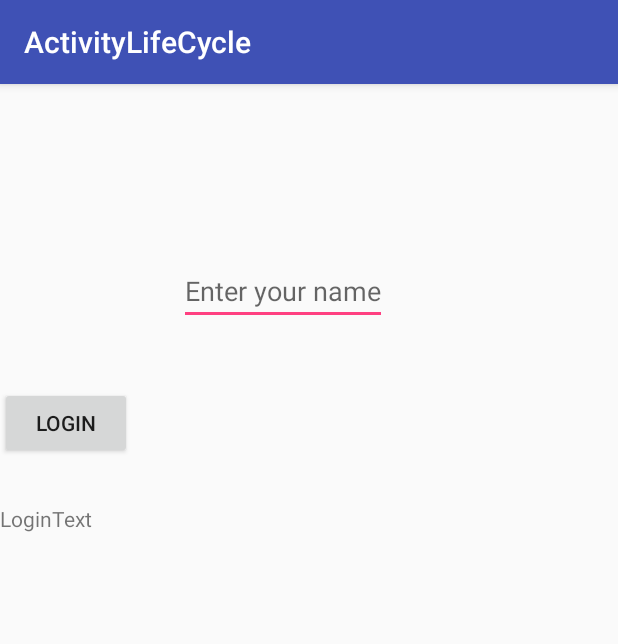
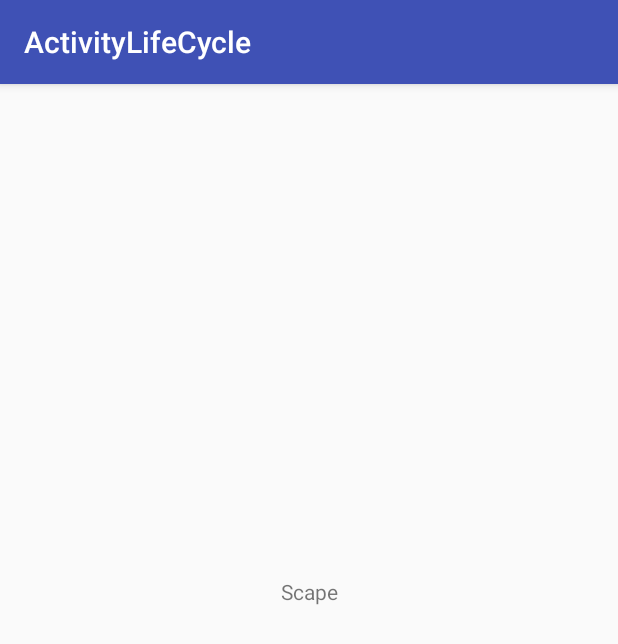
Before and after one commit to sohamnavadiya/androidlifecycle, an Android app: the screen it shows after launch (MainActivity), on a phone screen of 412 x 824 dp. Shown: the top 644 px of the screen. Run offline under Robolectric (Android 15) with nearby library versions, the phone set to English and light mode, and no system bars.

Commit message:
Solution-2 Completed

```diff
--- a/app/src/main/AndroidManifest.xml
+++ b/app/src/main/AndroidManifest.xml
@@ -9,7 +9,8 @@
         android:roundIcon="@mipmap/ic_launcher_round"
         android:supportsRtl="true"
         android:theme="@style/AppTheme">
-        <activity android:name=".MainActivity">
+        <activity android:name=".MainActivity"
+            android:configChanges="orientation|screenSize">
             <intent-filter>
                 <action android:name="android.intent.action.MAIN" />
 
--- a/app/src/main/res/layout/activity_main.xml
+++ b/app/src/main/res/layout/activity_main.xml
@@ -6,42 +6,19 @@
     android:layout_height="match_parent"
     tools:context=".MainActivity">
 
-    <EditText
-        android:id="@+id/txt_str"
-        android:layout_width="wrap_content"
-        android:layout_height="wrap_content"
-        android:layout_marginTop="8dp"
-        android:hint="Enter your name"
-        app:layout_constraintBottom_toBottomOf="parent"
-        app:layout_constraintHorizontal_bias="0.436"
-        app:layout_constraintLeft_toLeftOf="parent"
-        app:layout_constraintRight_toRightOf="parent"
-        app:layout_constraintTop_toTopOf="parent"
-        app:layout_constraintVertical_bias="0.15" />
-
-    <Button
-        android:id="@+id/button"
-        android:layout_width="wrap_content"
-        android:layout_height="wrap_content"
-        android:layout_marginBottom="8dp"
-        android:layout_marginTop="8dp"
-        android:text="Login"
-        app:layout_constraintBottom_toBottomOf="parent"
-        app:layout_constraintTop_toBottomOf="@+id/txt_str"
-        app:layout_constraintVertical_bias="0.061"
-        tools:layout_editor_absoluteX="134dp" />
-
     <TextView
         android:id="@+id/textView"
         android:layout_width="wrap_content"
         android:layout_height="wrap_content"
-        android:layout_marginBottom="8dp"
+        android:layout_marginBottom="100dp"
+        android:layout_marginEnd="8dp"
+        android:layout_marginStart="8dp"
         android:layout_marginTop="8dp"
-        android:text="LoginText"
+        android:text="Scape"
         app:layout_constraintBottom_toBottomOf="parent"
-        app:layout_constraintTop_toBottomOf="@+id/button"
-        app:layout_constraintVertical_bias="0.046"
-        tools:layout_editor_absoluteX="150dp" />
+        app:layout_constraintEnd_toEndOf="parent"
+        app:layout_constraintStart_toStartOf="parent"
+        app:layout_constraintTop_toTopOf="parent" />
 
 
 </android.support.constraint.ConstraintLayout>
```
Also changed, not shown: app/src/main/java/com/example/soham/activitylifecycle/MainActivity.java (+9 -31 lines).
